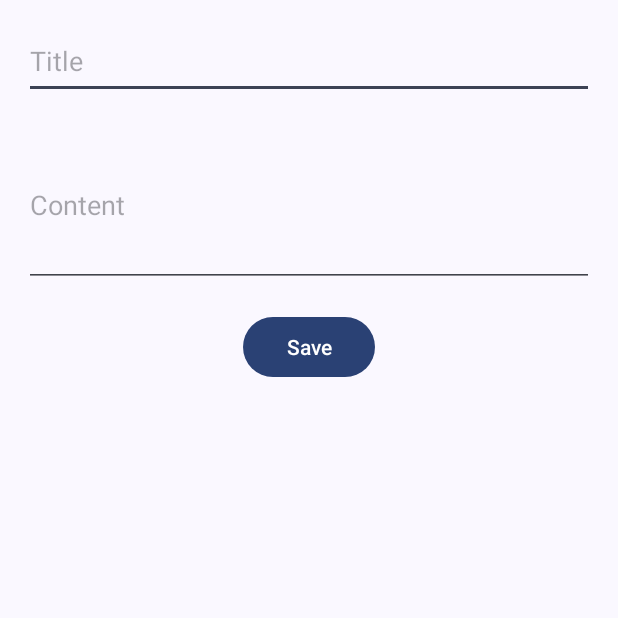
After one commit to Jay1570/Notes-Tasks, an Android app: the EditNote screen opened directly, with no data from a screen before it, on a phone screen of 412 x 824 dp, the top half of it. The commit adds this screen. Run offline under Robolectric (Android 15) with nearby library versions, the phone set to English and light mode, and no system bars.

Commit message:
Updating the Note Added

```diff
--- a/app/src/main/AndroidManifest.xml
+++ b/app/src/main/AndroidManifest.xml
@@ -14,6 +14,9 @@
         android:theme="@style/Base.Theme.NotesTask"
         tools:targetApi="31">
         <activity
+            android:name=".EditNote"
+            android:exported="false" />
+        <activity
             android:name=".AddNote"
             android:exported="false" />
         <activity
--- /dev/null
+++ b/app/src/main/java/com/example/notestask/EditNote.kt
@@ -0,0 +1,42 @@
+package com.example.notestask
+
+import android.content.Intent
+import androidx.appcompat.app.AppCompatActivity
+import android.os.Bundle
+import android.widget.Button
+import android.widget.EditText
+import android.widget.Toast
+
+class EditNote : AppCompatActivity() {
+    private lateinit var updateTitle:EditText
+    private lateinit var updateContent:EditText
+    private lateinit var save:Button
+    override fun onCreate(savedInstanceState: Bundle?) {
+        super.onCreate(savedInstanceState)
+        setContentView(R.layout.activity_edit_note)
+        val noteId=intent.getLongExtra("noteId",-1)
+        updateTitle=findViewById(R.id.updateNoteTitle)
+        updateContent=findViewById(R.id.updateNoteContent)
+        save=findViewById(R.id.btnUpdateNote)
+        val noteRepository=NoteRepository(this)
+        val n1 = noteRepository.getNoteById(noteId)
+        updateTitle.setText(n1.title)
+        updateContent.setText(n1.content)
+        save.setOnClickListener{
+            val title=updateTitle.text.toString().trim()
+            val content=updateContent.text.toString().trim()
+            if(title.isNotEmpty() && content.isNotEmpty()){
+                val updatedNote=Note(noteId,title,content)
+                val rowsAffected=noteRepository.addOrUpdateNote(updatedNote)
+                if(rowsAffected>0){
+                    Toast.makeText(this, "Note Updated", Toast.LENGTH_SHORT).show()
+                    startActivity(Intent(this,MainActivity::class.java))
+                    finishAffinity()
+                }
+            }
+            else{
+                Toast.makeText(this, "Title Or Content Is Empty", Toast.LENGTH_SHORT).show()
+            }
+        }
+    }
+}
--- a/app/src/main/java/com/example/notestask/NotesDBHelper.kt
+++ b/app/src/main/java/com/example/notestask/NotesDBHelper.kt
@@ -69,4 +69,20 @@ class NoteRepository(context: Context){
         db.close()
         return notes
     }
+    fun getNoteById(id:Long):Note {
+        var title=""
+        var content=""
+        val db=dbHelper.readableDatabase
+        val cursor=db.rawQuery("SELECT * FROM ${NotesDBHelper.TABLE_NAME} WHERE ${NotesDBHelper.COLUMN_ID} = $id",null)
+        with(cursor){
+            while (moveToNext()){
+                title=getString(getColumnIndexOrThrow(NotesDBHelper.COLUMN_TITLE))
+                content=getString(getColumnIndexOrThrow(NotesDBHelper.COLUMN_CONTENT))
+            }
+        }
+        val notes=Note(id,title,content)
+        cursor.close()
+        db.close()
+        return notes
+    }
 }
--- /dev/null
+++ b/app/src/main/res/layout/activity_edit_note.xml
@@ -0,0 +1,37 @@
+<?xml version="1.0" encoding="utf-8"?>
+<RelativeLayout xmlns:android="http://schemas.android.com/apk/res/android"
+    xmlns:app="http://schemas.android.com/apk/res-auto"
+    xmlns:tools="http://schemas.android.com/tools"
+    android:layout_width="match_parent"
+    android:layout_height="match_parent"
+    android:padding="16dp"
+    tools:context=".EditNote">
+
+    <EditText
+        android:id="@+id/updateNoteTitle"
+        android:layout_width="match_parent"
+        android:layout_height="50dp"
+        android:hint="Title"
+        android:inputType="text" />
+
+    <EditText
+        android:id="@+id/updateNoteContent"
+        android:layout_width="match_parent"
+        android:layout_height="wrap_content"
+        android:layout_below="@id/updateNoteTitle"
+        android:layout_marginTop="16dp"
+        android:hint="Content"
+        android:inputType="textMultiLine"
+        android:minLines="4" />
+
+    <Button
+        android:id="@+id/btnUpdateNote"
+        android:layout_width="wrap_content"
+        android:layout_height="wrap_content"
+        android:layout_below="@id/updateNoteContent"
+        android:layout_centerHorizontal="true"
+        android:layout_marginTop="16dp"
+        android:text="Save"
+        style="@style/AppTheme.Overlay"/>
+
+</RelativeLayout>
```
Also changed, not shown: app/src/main/java/com/example/notestask/NoteAdapter.kt (+16 -4 lines), app/src/main/java/com/example/notestask/NotesFragment.kt (+8 -1 lines), app/src/main/res/layout/note_item.xml (+15 -2 lines).
